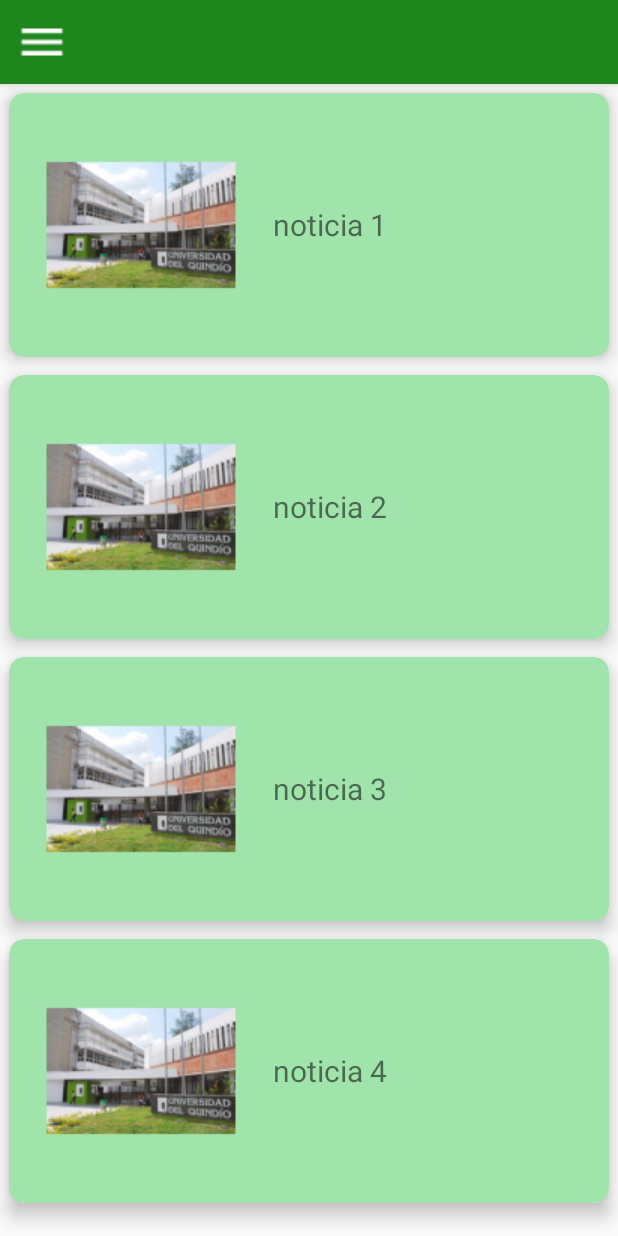
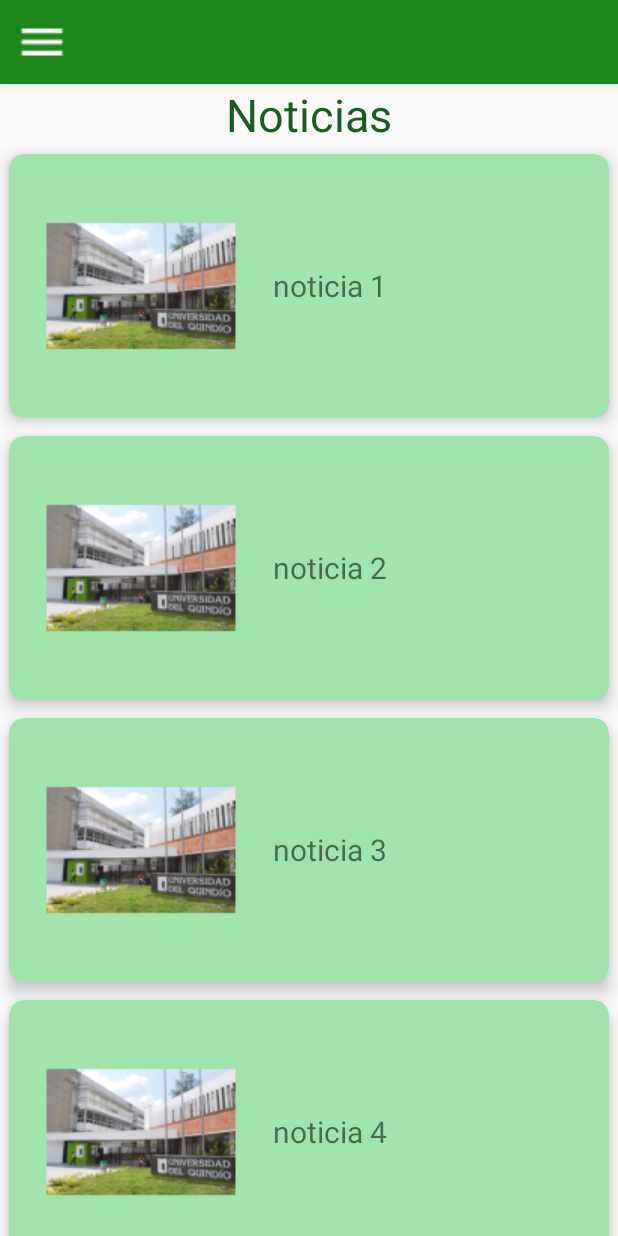
Before and after one commit to Dapu8812/ProyectoMobiles, an Android app: the screen it shows after launch (NavigationActivity), on a phone screen of 412 x 824 dp. Run offline under Robolectric (Android 15) with nearby library versions, the phone set to English and light mode, and no system bars.

Commit message:
modificación interfaces
se agregaron cabeceras para identificar los datos que se muestran en
noticias y dependencias

```diff
--- a/app/src/main/java/com/uniquindio/android/electiva/proyectomobiles/fragments/TelefonosFragment.java
+++ b/app/src/main/java/com/uniquindio/android/electiva/proyectomobiles/fragments/TelefonosFragment.java
@@ -7,7 +7,6 @@ import android.os.Bundle;
 import android.support.v4.app.Fragment;
 import android.support.v7.widget.LinearLayoutManager;
 import android.support.v7.widget.RecyclerView;
-import android.util.Log;
 import android.view.LayoutInflater;
 import android.view.View;
 import android.view.ViewGroup;
@@ -73,7 +72,7 @@ public class TelefonosFragment extends Fragment implements AdaptadorDependencia.
         super.onActivityCreated(savedInstanceState);
 
         listadoDeDependencias = (RecyclerView) getView().findViewById(R.id.RecViewdependencias);
-        Log.v(NoticiasFragment.class.getSimpleName(), "" + dependencias);
+        //Log.v(NoticiasFragment.class.getSimpleName(), "" + dependencias);
         adaptador = new AdaptadorDependencia(dependencias, this);
         listadoDeDependencias.setAdapter(adaptador);
         listadoDeDependencias.setLayoutManager(new LinearLayoutManager(getContext(), LinearLayoutManager.VERTICAL, false));
--- a/app/src/main/java/com/uniquindio/android/electiva/proyectomobiles/util/AdaptadorDependencia.java
+++ b/app/src/main/java/com/uniquindio/android/electiva/proyectomobiles/util/AdaptadorDependencia.java
@@ -24,8 +24,6 @@ public class AdaptadorDependencia extends RecyclerView.Adapter<AdaptadorDependen
 
     public AdaptadorDependencia(ArrayList<Dependencia> dependencias, TelefonosFragment telefonosFragment) {
         this.dependencias = dependencias;
-        Log.d("TAG", "Element " + dependencias.get(0).getTelefonos().size() + " clicked. ");
-
         listener = (OnClickAdaptadorDependencia) telefonosFragment;
 
     }
--- a/app/src/main/res/layout/fragment_noticias.xml
+++ b/app/src/main/res/layout/fragment_noticias.xml
@@ -7,16 +7,26 @@
  * 28 de Abril de 2016
  */
 -->
-<FrameLayout xmlns:android="http://schemas.android.com/apk/res/android"
+<LinearLayout xmlns:android="http://schemas.android.com/apk/res/android"
     xmlns:tools="http://schemas.android.com/tools"
     android:layout_width="match_parent"
     android:layout_height="match_parent"
+    android:orientation="vertical"
     tools:context=".fragments.NoticiasFragment">
 
+    <TextView
+        android:layout_width="match_parent"
+        android:layout_height="wrap_content"
+        android:layout_alignParentLeft="true"
+        android:layout_centerVertical="true"
+        android:text="@string/noticias"
+        android:textSize="30sp"
+        android:textAlignment="center"
+        android:textColor="@color/colorPrimaryDark" />
     <!-- TODO: Update blank fragment layout -->
     <android.support.v7.widget.RecyclerView
         android:id="@+id/RecViewnoticias"
         android:layout_width="match_parent"
         android:layout_height="match_parent" />
 
-</FrameLayout>
+</LinearLayout>
```
Also changed, not shown: app/src/main/res/layout/fragment_telefonos.xml (+45 -2 lines), app/src/main/res/layout/resumen_dependencia.xml (+2 -33 lines). Lines whose indentation alone changed are shown as unchanged.
